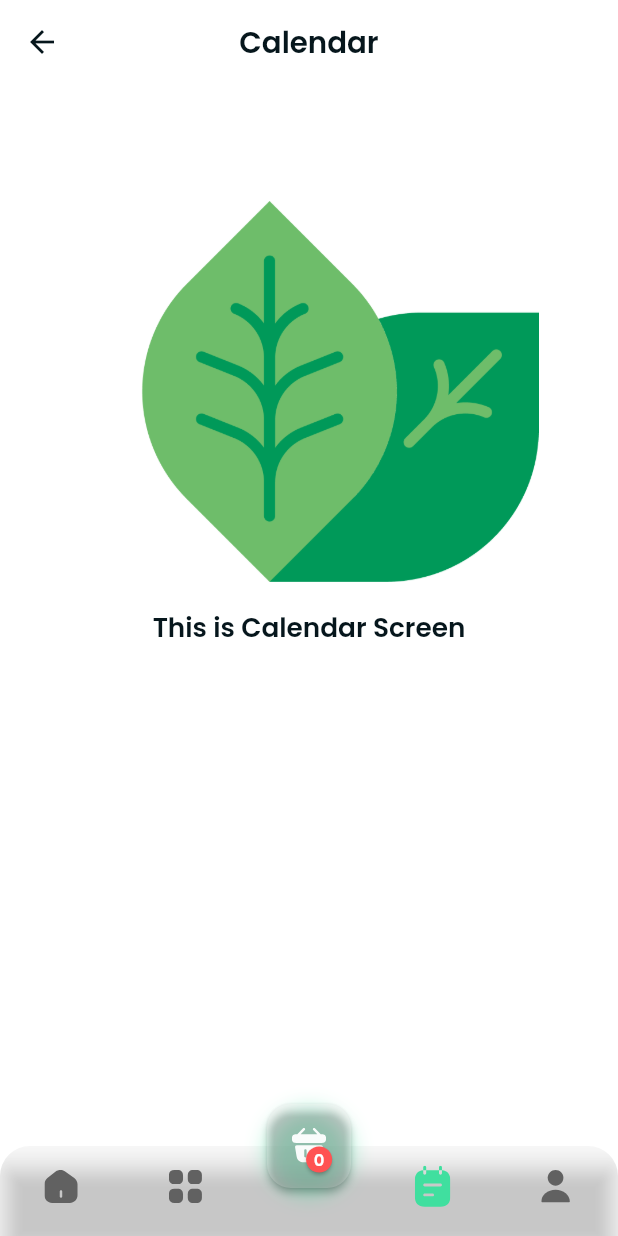
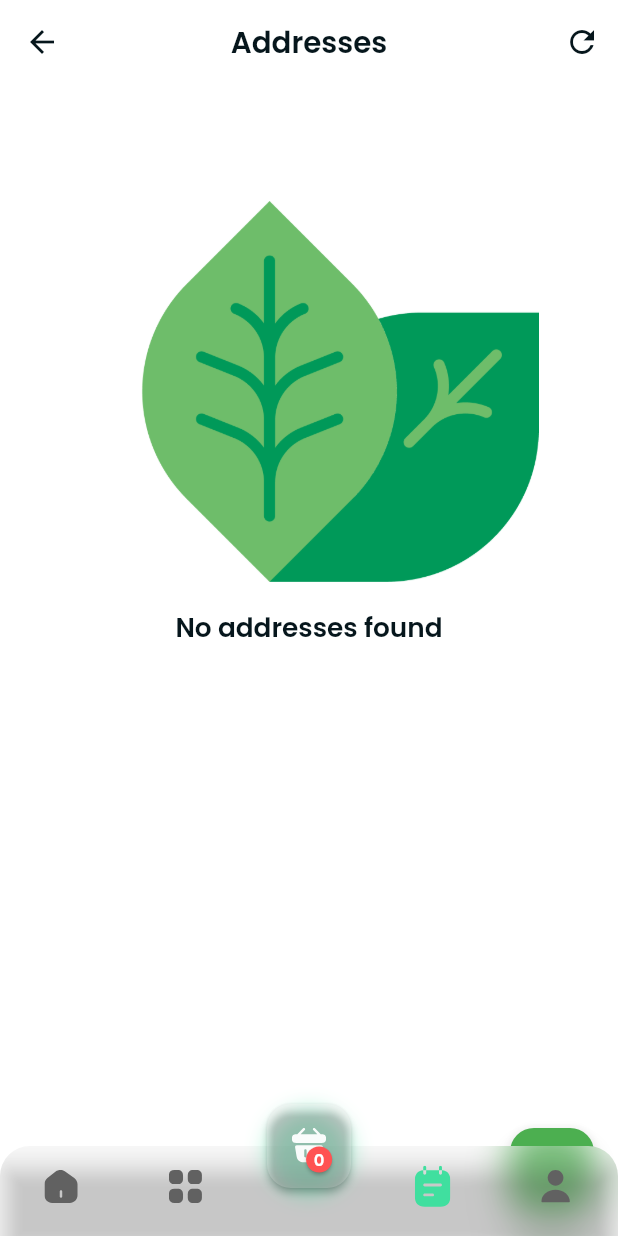
Before and after one commit to essam-tech/grocery_flutter, a Flutter app: the BaseView screen opened by its route, item 4 of the bottom bar chosen, on a phone screen of 412 x 824 dp. Run offline on Flutter 3.47's test engine with Material 3 defaults, Android fonts, the phone set to English and light mode, and no system bars; drawn by our look-alikes of badges; our stand-ins replace carousel_slider, flutter_animate, flutter_screenutil, flutter_svg, get, image_picker and 1 more; accounts and stored records are empty; network calls fail; project files that could hold a hidden picture were left out.

Commit message:
start working on address

```diff
--- /dev/null
+++ b/lib/app/modules/address/bindings/address_binding.dart
@@ -0,0 +1,12 @@
+import 'package:get/get.dart';
+
+import '../controllers/address_controller.dart';
+
+class AddressBinding extends Bindings {
+  @override
+  void dependencies() {
+    Get.lazyPut<AddressController>(
+      () => AddressController(),
+    );
+  }
+}
--- /dev/null
+++ b/lib/app/modules/address/controllers/address_controller.dart
@@ -0,0 +1,43 @@
+import 'package:get/get.dart';
+import '../../../data/api/api_service.dart';
+
+class AddressController extends GetxController {
+  var addresses = <Map<String, dynamic>>[].obs;
+  var isLoading = false.obs;
+
+  String? token; // توكن المستخدم
+  final ApiService apiService = ApiService(); // ✅ هنا عملنا instance
+
+  @override
+  void onInit() {
+    super.onInit();
+    fetchAddresses();
+  }
+
+  // 🔹 جلب كل العناوين
+  Future<void> fetchAddresses() async {
+    if (token == null) return;
+    try {
+      isLoading.value = true;
+      final data = await apiService.getCustomerAddresses(token: token); // 👈 استخدمنا instance
+      addresses.assignAll(data.cast<Map<String, dynamic>>());
+    } catch (e) {
+      print("Error fetching addresses: $e");
+    } finally {
+      isLoading.value = false;
+    }
+  }
+
+  // 🔹 حذف عنوان
+  Future<void> deleteAddress(String publicId) async {
+    if (token == null) return;
+    try {
+      final success = await apiService.deleteCustomerAddress(publicId, token: token); // 👈 instance
+      if (success) {
+        addresses.removeWhere((a) => a['customerAddressPublicId'] == publicId);
+      }
+    } catch (e) {
+      print("Error deleting address: $e");
+    }
+  }
+}
--- /dev/null
+++ b/lib/app/modules/address/views/address_view.dart
@@ -0,0 +1,63 @@
+import 'package:flutter/material.dart';
+import 'package:get/get.dart';
+import '../../../components/no_data.dart';
+import '../controllers/address_controller.dart';
+
+class AdressView extends GetView<AddressController> {
+  const AdressView({Key? key}) : super(key: key);
+
+  @override
+  Widget build(BuildContext context) {
+    final theme = context.theme;
+
+    return Scaffold(
+      appBar: AppBar(
+        title: Text('Addresses', style: theme.textTheme.displaySmall),
+        centerTitle: true,
+        actions: [
+          IconButton(
+            icon: Icon(Icons.refresh),
+            onPressed: controller.fetchAddresses,
+          ),
+        ],
+      ),
+      body: Obx(() {
+        if (controller.isLoading.value) {
+          return const Center(child: CircularProgressIndicator());
+        }
+
+        if (controller.addresses.isEmpty) {
+          return const NoData(text: 'No addresses found');
+        }
+
+        return ListView.separated(
+          padding: const EdgeInsets.all(16),
+          itemCount: controller.addresses.length,
+          separatorBuilder: (_, __) => const SizedBox(height: 12),
+          itemBuilder: (context, index) {
+            final addr = controller.addresses[index];
+            return Card(
+              elevation: 2,
+              child: ListTile(
+                title: Text(addr['streetAddress1'] ?? ''),
+                subtitle: Text('${addr['cityName'] ?? ''}, ${addr['countryName'] ?? ''}'),
+                trailing: IconButton(
+                  icon: const Icon(Icons.delete, color: Colors.red),
+                  onPressed: () {
+                    controller.deleteAddress(addr['customerAddressPublicId']);
+                  },
+                ),
+              ),
+            );
+          },
+        );
+      }),
+      floatingActionButton: FloatingActionButton(
+        child: const Icon(Icons.add),
+        onPressed: () {
+          // هنا تقدر تفتح شاشة إضافة عنوان جديد
+        },
+      ),
+    );
+  }
+}
--- a/lib/app/modules/base/bindings/base_binding.dart
+++ b/lib/app/modules/base/bindings/base_binding.dart
@@ -1,5 +1,5 @@
 import 'package:get/get.dart';
-import '../../calendar/controllers/calendar_controller.dart';
+import '../../address/controllers/address_controller.dart';
 import '../../category/controllers/category_controller.dart';
 import '../../home/controllers/home_controller.dart';
 import '../../profile/controllers/ProfileController.dart';
@@ -11,7 +11,7 @@ class BaseBinding extends Bindings {
     Get.lazyPut<BaseController>(() => BaseController());
     Get.lazyPut<HomeController>(() => HomeController());
     Get.lazyPut<CategoryController>(() => CategoryController());
-    Get.lazyPut<CalendarController>(() => CalendarController());
+    Get.lazyPut<AddressController>(() => AddressController());
     Get.lazyPut<ProfileController>(() => ProfileController());
   }
 }
--- a/lib/app/modules/base/views/base_view.dart
+++ b/lib/app/modules/base/views/base_view.dart
@@ -6,7 +6,7 @@ import 'package:get/get.dart';
 
 import '../../../../utils/constants.dart';
 import '../../../routes/app_pages.dart';
-import '../../calendar/views/calendar_view.dart';
+import '../../address/views/address_view.dart';
 import '../../category/views/category_view.dart';
 import '../../profile/views/ProfileView.dart';
 import '../controllers/base_controller.dart';
@@ -31,7 +31,7 @@ class BaseView extends GetView<BaseController> {
               HomeView(),
               CategoryView(),
               Center(),
-              CalendarView(),
+              AdressView(),
               ProfileView(),
             ],
           ),
@@ -53,11 +53,20 @@ class BaseView extends GetView<BaseController> {
                 showSelectedLabels: false,
                 showUnselectedLabels: false,
                 items: [
-                  _mBottomNavItem(label: 'Home', icon: Constants.homeIcon, index: 0),
-                  _mBottomNavItem(label: 'Category', icon: Constants.categoryIcon, index: 1),
-                  const BottomNavigationBarItem(label: '', icon: SizedBox.shrink()),
-                  _mBottomNavItem(label: 'Calendar', icon: Constants.calendarIcon, index: 3),
-                  _mBottomNavItem(label: 'Profile', icon: Constants.userIcon, index: 4),
+                  _mBottomNavItem(
+                      label: 'Home', icon: Constants.homeIcon, index: 0),
+                  _mBottomNavItem(
+                      label: 'Category',
+                      icon: Constants.categoryIcon,
+                      index: 1),
+                  const BottomNavigationBarItem(
+                      label: '', icon: SizedBox.shrink()),
+                  _mBottomNavItem(
+                      label: 'Address',
+                      icon: Constants.calendarIcon,
+                      index: 3),
+                  _mBottomNavItem(
+                      label: 'Profile', icon: Constants.userIcon, index: 4),
                 ],
                 onTap: controller.changeScreen,
               ),
--- a/lib/app/modules/calendar/bindings/calendar_binding.dart
+++ /dev/null
@@ -1,12 +0,0 @@
-import 'package:get/get.dart';
-
-import '../controllers/calendar_controller.dart';
-
-class CalendarBinding extends Bindings {
-  @override
-  void dependencies() {
-    Get.lazyPut<CalendarController>(
-      () => CalendarController(),
-    );
-  }
-}
--- a/lib/app/modules/calendar/controllers/calendar_controller.dart
+++ /dev/null
@@ -1,3 +0,0 @@
-import 'package:get/get.dart';
-
-class CalendarController extends GetxController {}
--- a/lib/app/modules/calendar/views/calendar_view.dart
+++ /dev/null
@@ -1,20 +0,0 @@
-import 'package:flutter/material.dart';
-import 'package:get/get.dart';
-
-import '../../../components/no_data.dart';
-import '../controllers/calendar_controller.dart';
-
-class CalendarView extends GetView<CalendarController> {
-  const CalendarView({Key? key}) : super(key: key);
-
-  @override
-  Widget build(BuildContext context) {
-    return Scaffold(
-      appBar: AppBar(
-        title: Text('Calendar', style: context.theme.textTheme.displaySmall),
-        centerTitle: true,
-      ),
-      body: const NoData(text: 'This is Calendar Screen'),
-    );
-  }
-}
--- a/lib/app/routes/app_pages.dart
+++ b/lib/app/routes/app_pages.dart
@@ -5,8 +5,8 @@ import '../modules/settings/views/SettingsView.dart';
 
 import '../modules/base/bindings/base_binding.dart';
 import '../modules/base/views/base_view.dart';
-import '../modules/calendar/bindings/calendar_binding.dart';
-import '../modules/calendar/views/calendar_view.dart';
+import '../modules/address/bindings/address_binding.dart';
+import '../modules/address/views/address_view.dart';
 import '../modules/cart/bindings/cart_binding.dart';
 import '../modules/cart/views/cart_view.dart';
 import '../modules/category/bindings/category_binding.dart';
@@ -72,9 +72,9 @@ class AppPages {
       binding: CategoryBinding(),
     ),
     GetPage(
-      name: _Paths.CALENDAR,
-      page: () => const CalendarView(),
-      binding: CalendarBinding(),
+      name: _Paths.ADDRESS,
+      page: () => const AdressView(),
+      binding: AddressBinding(),
     ),
     GetPage(
       name: _Paths.PROFILE,
--- a/lib/app/routes/app_routes.dart
+++ b/lib/app/routes/app_routes.dart
@@ -10,7 +10,7 @@ abstract class Routes {
   static const PRODUCT_DETAILS = _Paths.PRODUCT_DETAILS;
   static const WELCOME = _Paths.WELCOME;
   static const CATEGORY = _Paths.CATEGORY;
-  static const CALENDAR = _Paths.CALENDAR;
+  static const ADDRESS = _Paths.ADDRESS;
   static const PROFILE = _Paths.PROFILE;
   static const PRODUCTS = _Paths.PRODUCTS;
   static const LOGIN = _Paths.LOGIN;
@@ -26,7 +26,7 @@ abstract class _Paths {
   static const CART = '/cart';
   static const PRODUCT_DETAILS = '/product-details';
   static const CATEGORY = '/category';
-  static const CALENDAR = '/calendar';
+  static const ADDRESS = '/address';
   static const PROFILE = '/profile';
   static const PRODUCTS = '/products';
   static const LOGIN = '/login';
```
Also changed, not shown: lib/app/data/api/api_service.dart (+83 -0 lines).
